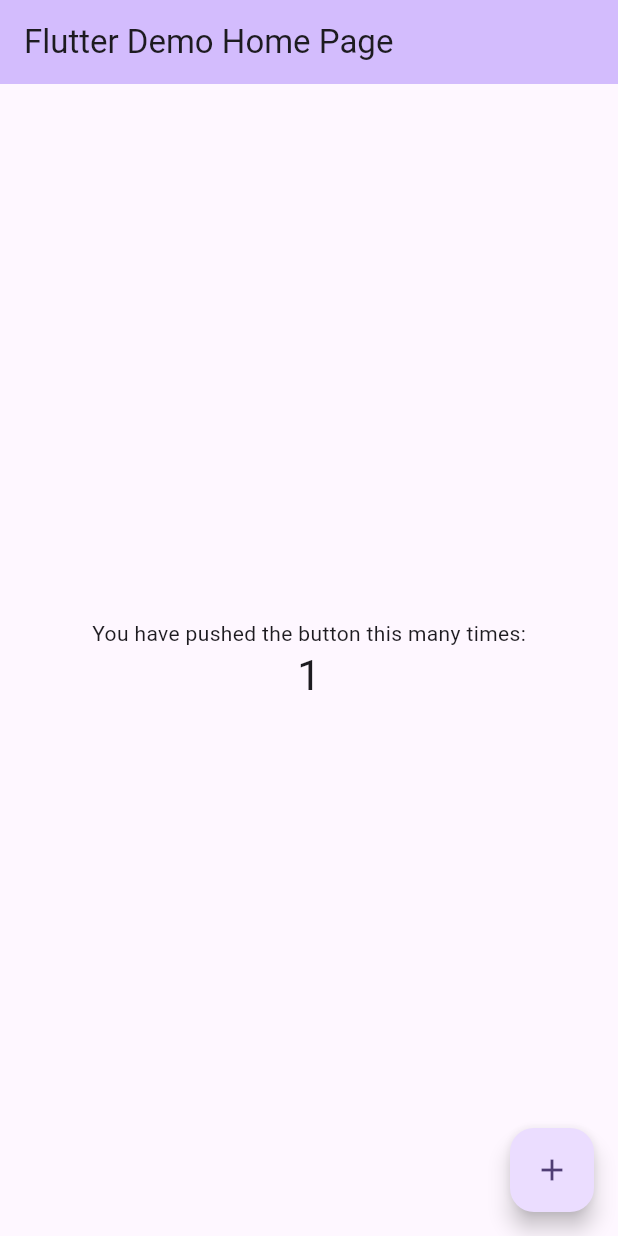
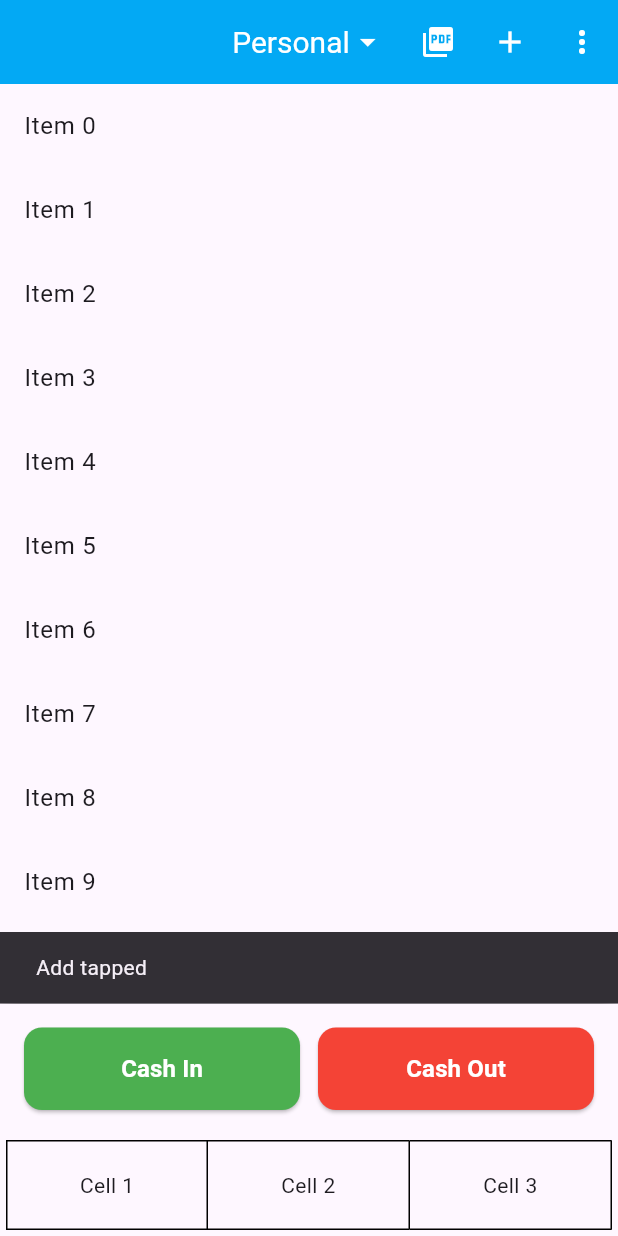
Before and after one commit to muhin08t/flutter_cash_book, a Flutter app: the screen it shows after launch, after a tap on the "add" icon, on a phone screen of 412 x 824 dp. Run offline on Flutter 3.47's test engine with Material 3 defaults, Android fonts, the phone set to English and light mode, and no system bars.

Commit message:
implement appbar and bottom area

```diff
--- a/lib/main.dart
+++ b/lib/main.dart
@@ -1,4 +1,6 @@
 import 'package:flutter/material.dart';
+import 'package:flutter/services.dart';
+import 'package:flutter_cash_book/screen/home_screen.dart';
 
 void main() {
   runApp(const MyApp());
@@ -11,115 +13,21 @@ class MyApp extends StatelessWidget {
   @override
   Widget build(BuildContext context) {
     return MaterialApp(
+      debugShowCheckedModeBanner: false,
       title: 'Cash Book',
       theme: ThemeData(
-        // This is the theme of your application.
-        //
-        // TRY THIS: Try running your application with "flutter run". You'll see
-        // the application has a purple toolbar. Then, without quitting the app,
-        // try changing the seedColor in the colorScheme below to Colors.green
-        // and then invoke "hot reload" (save your changes or press the "hot
-        // reload" button in a Flutter-supported IDE, or press "r" if you used
-        // the command line to start the app).
-        //
-        // Notice that the counter didn't reset back to zero; the application
-        // state is not lost during the reload. To reset the state, use hot
-        // restart instead.
-        //
-        // This works for code too, not just values: Most code changes can be
-        // tested with just a hot reload.
         colorScheme: ColorScheme.fromSeed(seedColor: Colors.deepPurple),
         useMaterial3: true,
+        appBarTheme: const AppBarTheme(
+          backgroundColor: Colors.lightBlue, // sets AppBar background
+          foregroundColor: Colors.white,
+          systemOverlayStyle: SystemUiOverlayStyle(   // 👈 controls status bar
+              statusBarColor: Colors.blue,        // background color
+              statusBarIconBrightness: Brightness.light // icons: light or dark
+          ),
+        ),
       ),
-      home: const MyHomePage(title: 'Flutter Demo Home Page'),
+      home: const HomeScreen(),
     );
   }
 }
-
-class MyHomePage extends StatefulWidget {
-  const MyHomePage({super.key, required this.title});
-
-  // This widget is the home page of your application. It is stateful, meaning
-  // that it has a State object (defined below) that contains fields that affect
-  // how it looks.
-
-  // This class is the configuration for the state. It holds the values (in this
-  // case the title) provided by the parent (in this case the App widget) and
-  // used by the build method of the State. Fields in a Widget subclass are
-  // always marked "final".
-
-  final String title;
-
-  @override
-  State<MyHomePage> createState() => _MyHomePageState();
-}
-
-class _MyHomePageState extends State<MyHomePage> {
-  int _counter = 0;
-
-  void _incrementCounter() {
-    setState(() {
-      // This call to setState tells the Flutter framework that something has
-      // changed in this State, which causes it to rerun the build method below
-      // so that the display can reflect the updated values. If we changed
-      // _counter without calling setState(), then the build method would not be
-      // called again, and so nothing would appear to happen.
-      _counter++;
-    });
-  }
-
-  @override
-  Widget build(BuildContext context) {
-    // This method is rerun every time setState is called, for instance as done
-    // by the _incrementCounter method above.
-    //
-    // The Flutter framework has been optimized to make rerunning build methods
-    // fast, so that you can just rebuild anything that needs updating rather
-    // than having to individually change instances of widgets.
-    return Scaffold(
-      appBar: AppBar(
-        // TRY THIS: Try changing the color here to a specific color (to
-        // Colors.amber, perhaps?) and trigger a hot reload to see the AppBar
-        // change color while the other colors stay the same.
-        backgroundColor: Theme.of(context).colorScheme.inversePrimary,
-        // Here we take the value from the MyHomePage object that was created by
-        // the App.build method, and use it to set our appbar title.
-        title: Text(widget.title),
-      ),
-      body: Center(
-        // Center is a layout widget. It takes a single child and positions it
-        // in the middle of the parent.
-        child: Column(
-          // Column is also a layout widget. It takes a list of children and
-          // arranges them vertically. By default, it sizes itself to fit its
-          // children horizontally, and tries to be as tall as its parent.
-          //
-          // Column has various properties to control how it sizes itself and
-          // how it positions its children. Here we use mainAxisAlignment to
-          // center the children vertically; the main axis here is the vertical
-          // axis because Columns are vertical (the cross axis would be
-          // horizontal).
-          //
-          // TRY THIS: Invoke "debug painting" (choose the "Toggle Debug Paint"
-          // action in the IDE, or press "p" in the console), to see the
-          // wireframe for each widget.
-          mainAxisAlignment: MainAxisAlignment.center,
-          children: <Widget>[
-            const Text(
-              'You have pushed the button this many times:',
-            ),
-            Text(
-              '$_counter',
-              style: Theme.of(context).textTheme.headlineMedium,
-            ),
-          ],
-        ),
-      ),
-      floatingActionButton: FloatingActionButton(
-        onPressed: _incrementCounter,
-        tooltip: 'Increment',
-        child: const Icon(Icons.add),
-      ), // This trailing comma makes auto-formatting nicer for build methods.
-    );
-  }
-}
--- /dev/null
+++ b/lib/screen/home_screen.dart
@@ -0,0 +1,260 @@
+import 'package:flutter/material.dart';
+
+class HomeScreen extends StatefulWidget {
+  const HomeScreen({super.key});
+
+  @override
+  State<HomeScreen> createState() => _HomeScreenState();
+}
+
+class _HomeScreenState extends State<HomeScreen> {
+  String _selectedCashbook = 'Personal';
+  final List<String> _cashbooks = ['Personal', 'Business', 'Savings'];
+
+  void _openCashbookDialog() async {
+    final result = await showDialog<String>(
+      context: context,
+      builder: (context) {
+        return AlertDialog(
+          shape: const RoundedRectangleBorder(
+            borderRadius: BorderRadius.zero, // 👈 removes rounded corners
+          ),
+          title: const Text('Select Cashbook'),
+          content: SizedBox(
+            width: double.maxFinite,
+            height: 250,
+            child: Column(
+              children: [
+                Expanded(
+                  child: ListView.builder(
+                    itemCount: _cashbooks.length,
+                    itemBuilder: (context, index) {
+                      final name = _cashbooks[index];
+                      return ListTile(
+                        title: Text(name),
+                        trailing: name == _selectedCashbook
+                            ? const Icon(Icons.check, color: Colors.blue)
+                            : null,
+                        onTap: () {
+                          Navigator.pop(context, name);
+                        },
+                      );
+                    },
+                  ),
+                ),
+                const Divider(),
+                Row(
+                  mainAxisAlignment: MainAxisAlignment.spaceEvenly,
+                  children: [
+                    ElevatedButton.icon(
+                      onPressed: () {
+                        // handle add existing
+                        ScaffoldMessenger.of(context).showSnackBar(
+                          const SnackBar(content: Text("Add tapped")),
+                        );
+                      },
+                      icon: const Icon(Icons.add),
+                      label: const Text('Add New'),
+                    ),
+                    ElevatedButton.icon(
+                      onPressed: () {
+                        // handle create new
+                        ScaffoldMessenger.of(context).showSnackBar(
+                          const SnackBar(content: Text("Create tapped")),
+                        );
+                      },
+                      icon: const Icon(Icons.edit),
+                      label: const Text('Edit'),
+                    ),
+                  ],
+                )
+              ],
+            ),
+          ),
+        );
+      },
+    );
+
+    if (result != null && result.isNotEmpty) {
+      setState(() {
+        _selectedCashbook = result;
+      });
+    }
+  }
+
+  void _onReport() {
+    // handle report action
+    ScaffoldMessenger.of(context).showSnackBar(const SnackBar(
+      content: Text('Report tapped'),
+    ));
+  }
+
+  void _onAdd() {
+    // handle add action
+    ScaffoldMessenger.of(context).showSnackBar(const SnackBar(
+      content: Text('Add tapped'),
+    ));
+  }
+
+  void _onMenuSelected(String value) {
+    ScaffoldMessenger.of(context).showSnackBar(SnackBar(
+      content: Text('Selected: $value'),
+    ));
+  }
+
+  @override
+  Widget build(BuildContext context) {
+    return Scaffold(
+      appBar: AppBar(
+        centerTitle: true,
+        title: GestureDetector(
+          onTap: _openCashbookDialog,
+          child: Row(
+            mainAxisSize: MainAxisSize.min,
+            children: [
+              Text(
+                _selectedCashbook,
+                style: const TextStyle(fontSize: 20),
+              ),
+              const Icon(Icons.arrow_drop_down),
+            ],
+          ),
+        ),
+
+        // Right-side icons: report, +, three dots
+        actions: [
+          IconButton(
+            tooltip: 'Report',
+            icon: const Icon(Icons.picture_as_pdf),
+            onPressed: _onReport,
+          ),
+          IconButton(
+            tooltip: 'Add',
+            icon: const Icon(Icons.add),
+            onPressed: _onAdd,
+          ),
+          PopupMenuButton<String>(
+            onSelected: _onMenuSelected,
+            itemBuilder: (context) => [
+              const PopupMenuItem(value: 'Settings', child: Text('Settings')),
+              const PopupMenuItem(value: 'Help', child: Text('Help')),
+              const PopupMenuItem(value: 'Logout', child: Text('Logout')),
+            ],
+            icon: const Icon(Icons.more_vert),
+          ),
+        ],
+      ),
+      // Main content (scrollable if needed)
+      body: SingleChildScrollView(
+        child: Column(
+          children: List.generate(
+            20,
+                (index) => ListTile(title: Text("Item $index")),
+          ),
+        ),
+      ),
+      bottomNavigationBar: Column(
+        mainAxisSize: MainAxisSize.min,
+        children: [
+          // Buttons
+          Padding(
+            padding: const EdgeInsets.all(16),
+            child: Row(
+              children: [
+                Expanded(
+                  child: ElevatedButton(
+                    style: ElevatedButton.styleFrom(
+                      backgroundColor: Colors.green,
+                      padding: const EdgeInsets.symmetric(vertical: 16),
+                      shape: RoundedRectangleBorder(
+                        borderRadius: BorderRadius.circular(12),
+                      ),
+                    ),
+                    onPressed: () {
+                      // Handle Cash In
+                    },
+                    child: const Text(
+                      "Cash In",
+                      style: TextStyle(
+                        color: Colors.white, // 👈 set text color here
+                        fontSize: 16,
+                        fontWeight: FontWeight.bold,
+                      ),
+                    ),
+                  ),
+                ),
+                const SizedBox(width: 12),
+                Expanded(
+                  child: ElevatedButton(
+                    style: ElevatedButton.styleFrom(
+                      backgroundColor: Colors.red,
+                      padding: const EdgeInsets.symmetric(vertical: 16),
+                      shape: RoundedRectangleBorder(
+                        borderRadius: BorderRadius.circular(12),
+                      ),
+                    ),
+                    onPressed: () {
+                      // Handle Cash Out
+                    },
+                    child: const Text(
+                      "Cash Out",
+                      style: TextStyle(
+                        color: Colors.white, // 👈 set text color here
+                        fontSize: 16,
+                        fontWeight: FontWeight.bold,
+                      ),
+                    ),
+                  ),
+                ),
+              ],
+            ),
+          ),
+
+          // Row with 3 cells
+          Padding(
+          padding: const EdgeInsets.all(4),
+          child: Row(
+            children: [
+              Expanded(
+                child: Container(
+                  height: 60,
+                  decoration: BoxDecoration(
+                    border: Border.all(color: Colors.black, width: 1),
+                  ),
+                  child: const Center(child: Text("Cell 1")),
+                ),
+              ),
+              Expanded(
+                child: Container(
+                  height: 60,
+                  decoration: BoxDecoration(
+                    border: Border(
+                      top: BorderSide(color: Colors.black, width: 1),
+                      bottom: BorderSide(color: Colors.black, width: 1),
+                      right: BorderSide(color: Colors.black, width: 1),
+                    ),
+                  ),
+                  child: const Center(child: Text("Cell 2")),
+                ),
+              ),
+              Expanded(
+                child: Container(
+                  height: 60,
+                  decoration: BoxDecoration(
+                    border: Border(
+                      top: BorderSide(color: Colors.black, width: 1),
+                      bottom: BorderSide(color: Colors.black, width: 1),
+                      right: BorderSide(color: Colors.black, width: 1),
+                    ),
+                  ),
+                  child: const Center(child: Text("Cell 3")),
+                ),
+              ),
+            ],
+          ),
+          ),
+        ],
+      ),
+    );
+  }
+}
```
Also changed, not shown: 2 other files.
